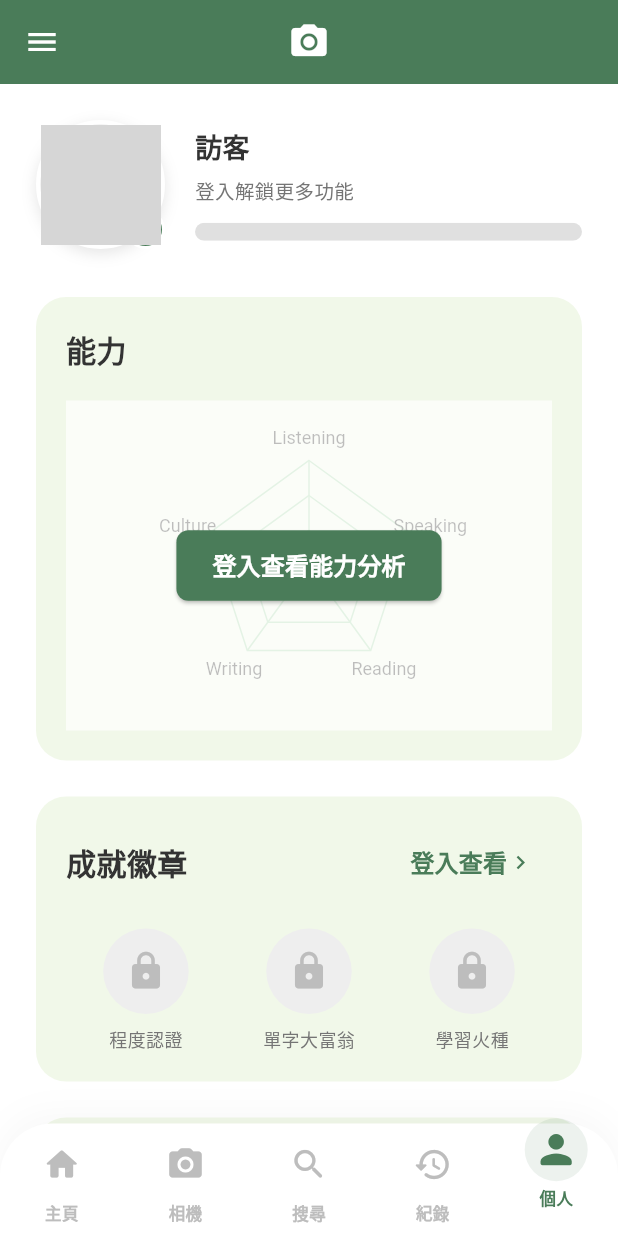
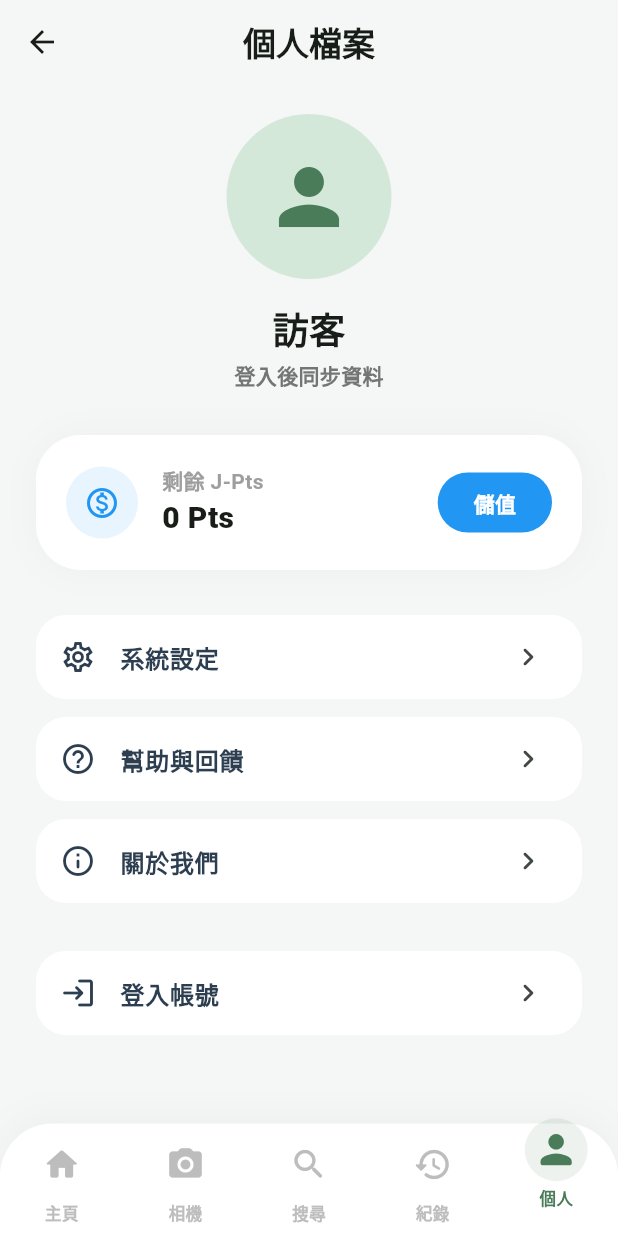
Before and after one commit to s22452007/115502, a Flutter app: the ProfileScreen screen opened directly, on a phone screen of 412 x 824 dp. Run offline on Flutter 3.47's test engine with Material 3 defaults, Android fonts, the phone set to English and light mode, and no system bars; our stand-ins replace camera, firebase_auth, firebase_core, flutter_local_notifications, google_sign_in, image_picker and 2 more; accounts and stored records are empty; network calls fail; grey boxes are pictures that could not be loaded.

Commit message:
個人檔案底部欄位跳轉邏輯

```diff
--- a/115502/jpn_learning_app/lib/screens/profile/profile_screen.dart
+++ b/115502/jpn_learning_app/lib/screens/profile/profile_screen.dart
@@ -1,308 +1,146 @@
-import 'dart:convert';
-// Flutter 內建與第三方套件
 import 'package:flutter/material.dart';
-import 'package:image_picker/image_picker.dart';
 import 'package:provider/provider.dart';
-
-// 專案內的設定與 Provider
+import 'package:jpn_learning_app/providers/user_provider.dart';
 import 'package:jpn_learning_app/utils/constants.dart';
-import 'package:jpn_learning_app/utils/api_client.dart';
-import 'package:jpn_learning_app/providers/user_provider.dart';
-import 'package:jpn_learning_app/utils/helpers.dart';
-
-// UI 元件與其他畫面
+import 'package:jpn_learning_app/screens/auth/login_screen.dart';
 import 'package:jpn_learning_app/widgets/common/bottom_nav_bar.dart';
-import 'package:jpn_learning_app/widgets/common/app_drawer.dart';
-import 'package:jpn_learning_app/widgets/profile/profile_header.dart';
-import 'package:jpn_learning_app/widgets/profile/profile_radar_section.dart';
-import 'package:jpn_learning_app/widgets/profile/profile_achievements_section.dart';
-
 import 'package:jpn_learning_app/screens/home/home_screen.dart';
 import 'package:jpn_learning_app/screens/scenario/camera_screen.dart';
 import 'package:jpn_learning_app/screens/scenario/manual_search_screen.dart';
-import 'photo_folder_v2_screen.dart';
 import 'package:jpn_learning_app/screens/scenario/result_gallery_v2_screen.dart';
+import 'package:jpn_learning_app/screens/profile/edit_profile_screen.dart';
+import 'package:jpn_learning_app/screens/profile/system_settings_screen.dart';
+import 'package:jpn_learning_app/screens/premium/buy_points_screen.dart';
 
-class ProfileScreen extends StatefulWidget {
-  const ProfileScreen({Key? key}) : super(key: key);
+class ProfileScreen extends StatelessWidget {
+  const ProfileScreen({super.key});
 
   @override
-  State<ProfileScreen> createState() => _ProfileScreenState();
-}
+  Widget build(BuildContext context) {
+    final userProvider = context.watch<UserProvider>();
+    final isGuest = !userProvider.isLoggedIn;
+    final userName = isGuest ? '訪客' : (userProvider.username ?? '使用者');
+    final email = isGuest ? '登入後同步資料' : (userProvider.email ?? '尚未設定 Email');
+    final jPts = userProvider.jPts;
+    final avatarUrl = userProvider.avatar;
 
-class _ProfileScreenState extends State<ProfileScreen> {
-  bool _isLoading = true;
-  List<double> _radarValues = [0.2, 0.2, 0.2, 0.2, 0.2];
-
-  @override
-  void initState() {
-    super.initState();
-    _fetchData();
-  }
-
-  // ==========================================
-  // 邏輯函式區塊
-  // ==========================================
-
-  Future<void> _fetchData() async {
-    final userId = context.read<UserProvider>().userId;
-    if (userId == null) {
-      setState(() => _isLoading = false);
-      return;
-    }
-
-    final result = await ApiClient.fetchProfileData(userId);
-    if (!mounted) return;
-
-    if (result.containsKey('ability')) {
-      setState(() {
-        _radarValues = [
-          result['ability']['listening'].toDouble(),
-          result['ability']['speaking'].toDouble(),
-          result['ability']['reading'].toDouble(),
-          result['ability']['writing'].toDouble(),
-          result['ability']['culture'].toDouble(),
-        ];
-        _isLoading = false;
-      });
-    } else {
-      setState(() => _isLoading = false);
-      if (mounted)
-        ScaffoldMessenger.of(
-          context,
-        ).showSnackBar(const SnackBar(content: Text('抓取資料失敗')));
-    }
-
-    if (result.containsKey('badge_progress')) {
-      context.read<UserProvider>().setBadgeProgress(result['badge_progress']);
-    }
-  }
-
-  Future<void> _pickAndUploadImage() async {
-    final userId = context.read<UserProvider>().userId;
-    if (userId == null) {
-      _handleGuestClick('修改大頭貼');
-      return;
-    }
-
-    final picker = ImagePicker();
-    final XFile? pickedFile = await picker.pickImage(
-      source: ImageSource.gallery,
-      maxWidth: 300,
-      maxHeight: 300,
-      imageQuality: 50,
-    );
-
-    if (pickedFile != null) {
-      if (!context.mounted) return;
-      ScaffoldMessenger.of(
-        context,
-      ).showSnackBar(const SnackBar(content: Text('圖片上傳中...')));
-
-      final bytes = await pickedFile.readAsBytes();
-      final base64String = base64Encode(bytes);
-      final result = await ApiClient.uploadAvatar(userId, base64String);
-
-      if (!context.mounted) return;
-      if (result.containsKey('avatar')) {
-        context.read<UserProvider>().setAvatar(result['avatar']);
-        ScaffoldMessenger.of(
-          context,
-        ).showSnackBar(const SnackBar(content: Text('大頭貼更新成功！')));
-      } else {
-        ScaffoldMessenger.of(
-          context,
-        ).showSnackBar(SnackBar(content: Text(result['error'] ?? '上傳失敗')));
-      }
-    }
-  }
-
-  Future<void> _editNickname() async {
-    final userId = context.read<UserProvider>().userId;
-    final controller = TextEditingController(
-      text: context.read<UserProvider>().username ?? '',
-    );
-    String? errorText;
-
-    final result = await showDialog<String>(
-      context: context,
-      builder: (ctx) => StatefulBuilder(
-        builder: (ctx, setDialogState) => AlertDialog(
-          title: const Text('修改暱稱'),
-          content: TextField(
-            controller: controller,
-            autofocus: true,
-            decoration: InputDecoration(
-              hintText: '中文或英文，2～20 字',
-              border: const OutlineInputBorder(),
-              errorText: errorText,
+    return Scaffold(
+      backgroundColor: const Color(0xFFF4F7F5),
+      extendBody: true, // 🌟 配合懸浮導航欄
+      appBar: AppBar(
+        title: const Text('個人檔案', style: TextStyle(fontWeight: FontWeight.w900)),
+        backgroundColor: Colors.transparent,
+        elevation: 0,
+        centerTitle: true,
       ),
-            onChanged: (_) {
-              if (errorText != null) setDialogState(() => errorText = null);
-            },
+      body: SingleChildScrollView(
+        padding: const EdgeInsets.only(bottom: 120), // 避免被懸浮導航欄遮擋
+        child: Column(
+          children: [
+            const SizedBox(height: 20),
+            // 1. 使用者資訊區
+            Center(
+              child: Column(
+                children: [
+                  Stack(
+                    children: [
+                      CircleAvatar(
+                        radius: 55,
+                        backgroundColor: AppColors.primaryLighter,
+                        backgroundImage: (avatarUrl != null && avatarUrl.isNotEmpty)
+                            ? NetworkImage(avatarUrl) : null,
+                        child: (avatarUrl == null || avatarUrl.isEmpty)
+                            ? const Icon(Icons.person, size: 60, color: AppColors.primary) : null,
                       ),
-          actions: [
-            TextButton(
-              onPressed: () => Navigator.pop(ctx),
-              child: const Text('取消'),
+                      if (!isGuest)
+                        Positioned(
+                          bottom: 0,
+                          right: 0,
+                          child: GestureDetector(
+                            onTap: () => Navigator.push(context, MaterialPageRoute(builder: (_) => const EditProfileScreen())),
+                            child: Container(
+                              padding: const EdgeInsets.all(8),
+                              decoration: const BoxDecoration(color: AppColors.primary, shape: BoxShape.circle),
+                              child: const Icon(Icons.edit, color: Colors.white, size: 18),
                             ),
-            TextButton(
-              onPressed: () async {
-                final name = controller.text.trim();
-                if (name.isEmpty) {
-                  setDialogState(() => errorText = '請輸入暱稱');
-                  return;
-                }
-                final check = await ApiClient.checkUsername(
-                  name,
-                  userId: userId,
-                );
-                if (check['error'] != null) {
-                  setDialogState(() => errorText = check['error']);
-                  return;
-                }
-                if (check['available'] == false) {
-                  setDialogState(() => errorText = '此暱稱已被使用');
-                  return;
-                }
-                if (ctx.mounted) Navigator.pop(ctx, name);
-              },
-              child: const Text(
-                '確認',
-                style: TextStyle(color: Color.fromARGB(255, 74, 124, 89)),
                           ),
                         ),
                     ],
                   ),
-      ),
-    );
-
-    if (result == null || result.isEmpty || userId == null) return;
-    final res = await ApiClient.updateUsername(userId, result);
-    if (!mounted) return;
-    if (res['error'] != null) {
-      ScaffoldMessenger.of(
-        context,
-      ).showSnackBar(SnackBar(content: Text(res['error'])));
-      return;
-    }
-    context.read<UserProvider>().setUsername(result);
-    ScaffoldMessenger.of(
-      context,
-    ).showSnackBar(const SnackBar(content: Text('暱稱已更新')));
-  }
-
-  void _handleGuestClick(String featureName) {
-    ScaffoldMessenger.of(
-      context,
-    ).showSnackBar(SnackBar(content: Text('訪客無法使用「$featureName」功能，請先登入喔！')));
-  }
-
-  @override
-  Widget build(BuildContext context) {
-    final userProvider = context.watch<UserProvider>();
-    final isGuest = userProvider.userId == null;
-
-    return Scaffold(
-      backgroundColor: Colors.white,
-      drawer: const AppDrawer(),
-      appBar: AppBar(
-        backgroundColor: AppColors.primary,
-        elevation: 0,
-        leading: Builder(
-          builder: (context) => IconButton(
-            icon: const Icon(Icons.menu, color: Colors.white),
-            onPressed: () => Scaffold.of(context).openDrawer(),
+                  const SizedBox(height: 16),
+                  Text(userName, style: const TextStyle(fontSize: 24, fontWeight: FontWeight.w900)),
+                  const SizedBox(height: 4),
+                  Text(email, style: TextStyle(color: Colors.grey.shade600, fontWeight: FontWeight.w600)),
+                ],
               ),
             ),
-        title: IconButton(
-          icon: const Icon(Icons.camera_alt, color: Colors.white, size: 28),
-          onPressed: () => Navigator.push(
-            context,
-            MaterialPageRoute(builder: (_) => const HomeScreen()),
+
+            const SizedBox(height: 30),
+            // 2. 數據卡片 (J-Pts)
+            Padding(
+              padding: const EdgeInsets.symmetric(horizontal: 24),
+              child: Container(
+                padding: const EdgeInsets.all(20),
+                decoration: BoxDecoration(
+                  color: Colors.white,
+                  borderRadius: BorderRadius.circular(30),
+                  boxShadow: [BoxShadow(color: Colors.black.withOpacity(0.03), blurRadius: 20)],
                 ),
+                child: Row(
+                  children: [
+                    Container(
+                      padding: const EdgeInsets.all(12),
+                      decoration: BoxDecoration(color: Colors.blue.withOpacity(0.1), shape: BoxShape.circle),
+                      child: const Icon(Icons.monetization_on_outlined, color: Colors.blue),
                     ),
-        centerTitle: true,
-      ),
-      body: _isLoading
-          ? const Center(
-              child: CircularProgressIndicator(
-                color: Color.fromARGB(255, 74, 124, 89),
-              ),
-            )
-          : SingleChildScrollView(
-              padding: const EdgeInsets.all(24.0),
+                    const SizedBox(width: 16),
+                    Expanded(
                       child: Column(
                         crossAxisAlignment: CrossAxisAlignment.start,
                         children: [
-                  ProfileHeader(
-                    isGuest: isGuest,
-                    userName:
-                        userProvider.username ??
-                        userProvider.email?.split('@')[0] ??
-                        'Guest',
-                    friendId: userProvider.friendId,
-                    userAvatar: userProvider.avatar,
-
-                    rawLevel: userProvider.japaneseLevel,
-
-                    onAvatarTap: _pickAndUploadImage,
-                    onNameTap: _editNickname,
-                    ),
-                  const SizedBox(height: 32),
-                  ProfileRadarSection(
-                    isGuest: isGuest,
-                    radarValues: _radarValues,
-                  ),
-                  const SizedBox(height: 24),
-                  ProfileAchievementsSection(
-                    isGuest: isGuest,
-                    onGuestClick: _handleGuestClick,
-                  ),
-                  const SizedBox(height: 24),
-
-                  // 收藏夾區塊因為很單純，可以直接寫在這裡，或是你之後也可以把它拆出去
-                  Container(
-                    width: double.infinity,
-                    padding: const EdgeInsets.all(20),
-                    decoration: BoxDecoration(
-                      color: const Color(0xFFF1F8E9),
-                      borderRadius: BorderRadius.circular(20),
-                    ),
-                    child: Row(
-                      mainAxisAlignment: MainAxisAlignment.spaceBetween,
-                      children: [
-                        const Text(
-                          '收藏夾',
-                          style: TextStyle(
-                            fontSize: 20,
-                            fontWeight: FontWeight.bold,
-                            color: Color(0xFF333333),
+                          const Text('剩餘 J-Pts', style: TextStyle(color: Colors.grey, fontWeight: FontWeight.w700)),
+                          Text('$jPts Pts', style: const TextStyle(fontSize: 20, fontWeight: FontWeight.w900)),
+                        ],
                       ),
                     ),
-                        TextButton(
-                          onPressed: () => isGuest
-                              ? _handleGuestClick('收藏夾')
-                              : Navigator.push(
-                                  context,
-                                  MaterialPageRoute(
-                                    builder: (_) => PhotoFolderV2Screen(),
+                    ElevatedButton(
+                      onPressed: () => Navigator.push(context, MaterialPageRoute(builder: (_) => const BuyPointsScreen())),
+                      style: ElevatedButton.styleFrom(
+                        backgroundColor: Colors.blue,
+                        elevation: 0,
+                        shape: RoundedRectangleBorder(borderRadius: BorderRadius.circular(20)),
+                      ),
+                      child: const Text('儲值', style: TextStyle(color: Colors.white, fontWeight: FontWeight.w800)),
+                    ),
+                  ],
                 ),
               ),
-                          child: const Row(
-                            mainAxisSize: MainAxisSize.min,
+            ),
+
+            const SizedBox(height: 30),
+            // 3. 功能選單
+            Padding(
+              padding: const EdgeInsets.symmetric(horizontal: 24),
+              child: Column(
                 children: [
-                              Text(
-                                '查看全部',
-                                style: TextStyle(
-                                  color: Color.fromARGB(255, 74, 124, 89),
-                                  fontWeight: FontWeight.bold,
-                                  fontSize: 16,
-                                ),
-                              ),
-                              Icon(
-                                Icons.chevron_right,
-                                color: Color.fromARGB(255, 74, 124, 89),
+                  _buildMenuTile(Icons.settings_outlined, '系統設定', () {
+                    Navigator.push(context, MaterialPageRoute(builder: (_) => const SystemSettingsScreen()));
+                  }),
+                  _buildMenuTile(Icons.help_outline_rounded, '幫助與回饋', () {}),
+                  _buildMenuTile(Icons.info_outline_rounded, '關於我們', () {}),
+                  const SizedBox(height: 20),
+                  _buildMenuTile(
+                    isGuest ? Icons.login_rounded : Icons.logout_rounded,
+                    isGuest ? '登入帳號' : '登出帳號',
+                    () {
+                      if (!isGuest) userProvider.logout();
+                      Navigator.pushAndRemoveUntil(
+                        context,
+                        MaterialPageRoute(builder: (_) => const LoginScreen()),
+                        (route) => false
+                      );
+                    },
+                    isDestructive: !isGuest,
                   ),
                 ],
               ),
@@ -310,38 +148,47 @@ class _ProfileScreenState extends State<ProfileScreen> {
           ],
         ),
       ),
-                  const SizedBox(height: 40),
-                ],
-              ),
-            ),
+      // 🌟 修正後的導航列邏輯
       bottomNavigationBar: AppBottomNavBar(
-        currentIndex: 4,
+        currentIndex: 4, // 個人檔案在最右邊
         onTap: (i) {
           if (i == 0) {
-            Navigator.pushReplacement(
-              context,
-              MaterialPageRoute(builder: (_) => const CameraScreen()),
-            );
-          } else if (i == 1) {
-            Navigator.pushReplacement(
-              context,
-              MaterialPageRoute(builder: (_) => const ManualSearchScreen()),
-            );
-          } else if (i == 2) {
-            // 首頁用這個清空所有堆疊是正確的！
+            // 點擊最左邊：回到主頁 (Index 0)
             Navigator.pushAndRemoveUntil(
               context,
               MaterialPageRoute(builder: (_) => const HomeScreen()),
-              (route) => false,
+              (route) => false
             );
+          } else if (i == 1) {
+            // 點擊相機 (Index 1)
+            Navigator.pushReplacement(context, MaterialPageRoute(builder: (_) => const CameraScreen()));
+          } else if (i == 2) {
+            // 點擊搜尋 (Index 2)
+            Navigator.pushReplacement(context, MaterialPageRoute(builder: (_) => const ManualSearchScreen()));
           } else if (i == 3) {
-            Navigator.pushReplacement(
-              context,
-              MaterialPageRoute(builder: (_) => const ResultGalleryV2Screen()),
-            );
+            // 點擊紀錄 (Index 3)
+            Navigator.pushReplacement(context, MaterialPageRoute(builder: (_) => const ResultGalleryV2Screen()));
+          } else if (i == 4) {
+            // 已經在個人檔案頁面，不需跳轉
           }
         },
       ),
     );
   }
+
+  Widget _buildMenuTile(IconData icon, String title, VoidCallback onTap, {bool isDestructive = false}) {
+    return Container(
+      margin: const EdgeInsets.only(bottom: 12),
+      decoration: BoxDecoration(color: Colors.white, borderRadius: BorderRadius.circular(20)),
+      child: ListTile(
+        onTap: onTap,
+        leading: Icon(icon, color: isDestructive ? Colors.redAccent : const Color(0xFF2C3E50)),
+        title: Text(title, style: TextStyle(
+          color: isDestructive ? Colors.redAccent : const Color(0xFF2C3E50),
+          fontWeight: FontWeight.w800,
+        )),
+        trailing: const Icon(Icons.chevron_right_rounded),
+      ),
+    );
   }
+}
```
Lines whose indentation alone changed are shown as unchanged.
